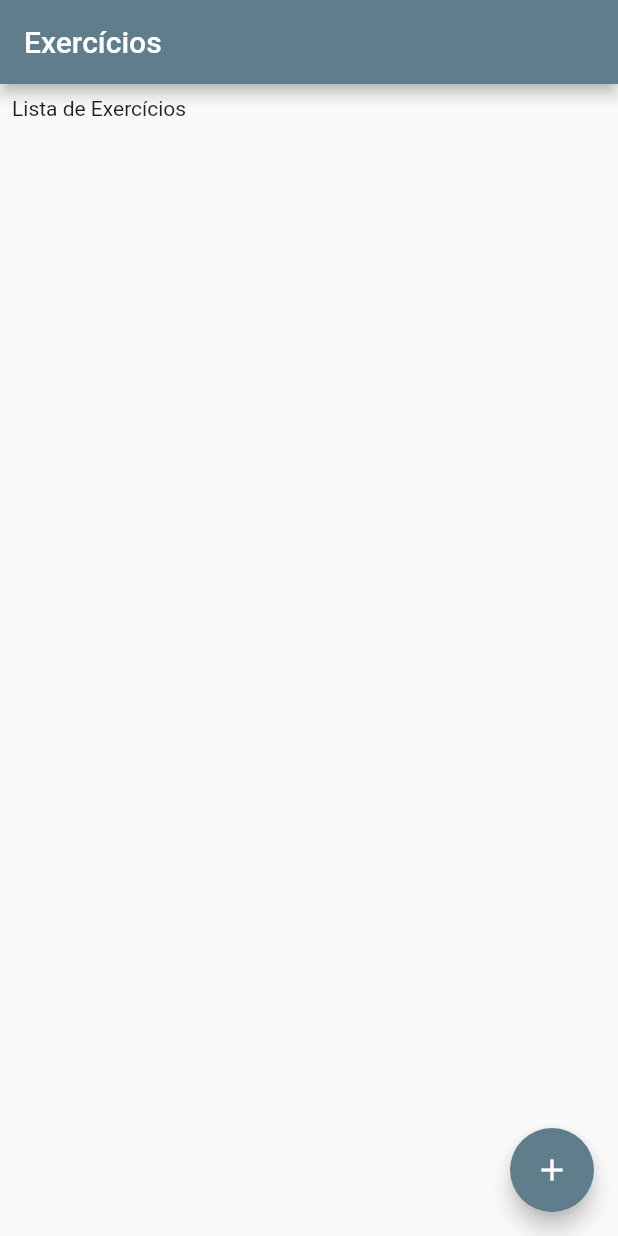
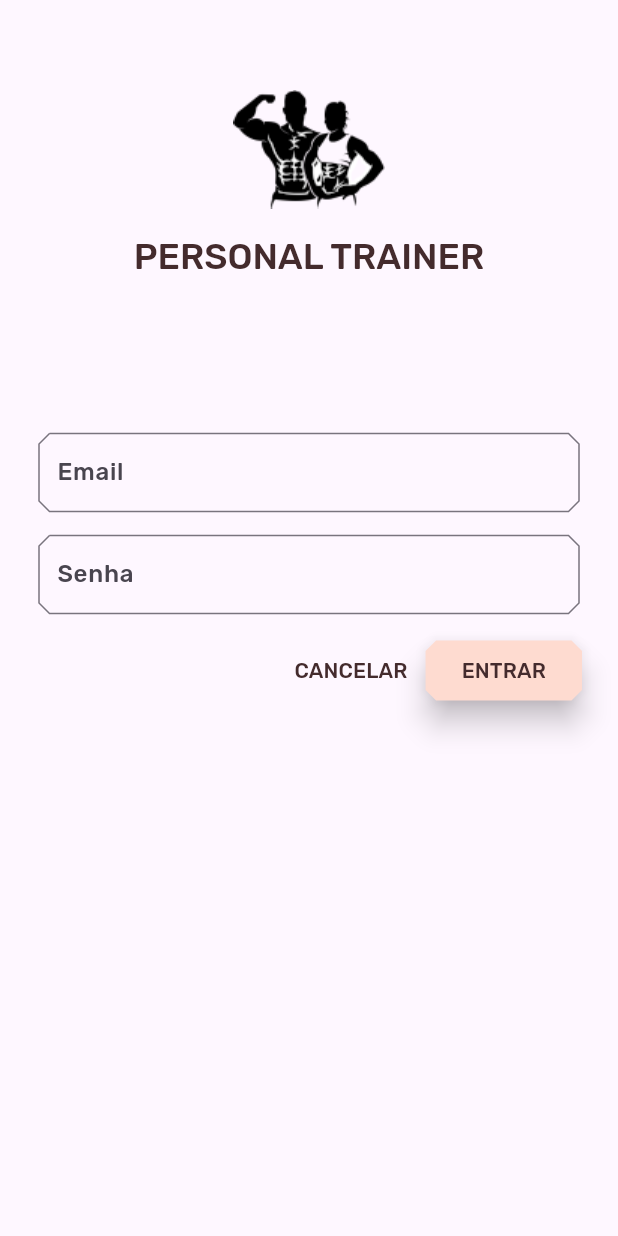
Before and after one commit to KPAlves/Software-Product-Analysis-Specification-Project-Implementation, a Flutter app: the screen it shows after launch, on a phone screen of 412 x 824 dp. Run offline on Flutter 3.47's test engine with Material 2 defaults, Android fonts, the phone set to English and light mode, and no system bars; our stand-ins replace sqflite; accounts and stored records are empty.

Commit message:
add implementations

```diff
--- a/personal_trainer/lib/main.dart
+++ b/personal_trainer/lib/main.dart
@@ -1,8 +1,7 @@
 import 'package:flutter/material.dart';
 import 'package:personal_trainer/data/database_helper.dart';
-import 'package:personal_trainer/screens/add_exercise_screen.dart';
-import 'package:personal_trainer/screens/home_screen.dart';
-
+import 'package:personal_trainer/screens/login_page_screen.dart';
+import 'package:personal_trainer/theme/personalTrainerTheme.dart';
 
 Future<void> main() async {
   WidgetsFlutterBinding.ensureInitialized();
@@ -19,12 +18,10 @@ class MainApp extends StatelessWidget {
   @override
   Widget build(BuildContext context) {
     return MaterialApp(
-      title: 'Personal trainer',
+      title: 'Personal Trainer',
       debugShowCheckedModeBanner: false,
-      theme: ThemeData(
-        primarySwatch: Colors.blueGrey,
-      ),
-      home: const AddExerciseScreen(),
+      theme: PersonalTrainerTheme().buildPersonalTrainerTheme(),
+      home: const LoginPageScreen(),
     );
   }
 }
--- a/personal_trainer/lib/screens/add_exercise_screen.dart
+++ b/personal_trainer/lib/screens/exercise_screen.dart
@@ -10,14 +10,14 @@ import 'package:personal_trainer/data/exercise_model.dart';
 List<String> _list = <String>['abdominal', 'esteira', 'flexao', 'isometria', 'supino_inclinado', 'supino_reto', 'supino_reto_maquina', 'triceps_banco_sentado', 'triceps_banco', 'triceps_martelo_deitado', 'triceps_mergulho', 'triceps_polia'];
 
 
-class AddExerciseScreen extends StatefulWidget {
-  const AddExerciseScreen({super.key});
+class ExerciseScreen extends StatefulWidget {
+  const ExerciseScreen({super.key});
 
   @override
-  State<AddExerciseScreen> createState() => _AddExerciseScreenState();
+  State<ExerciseScreen> createState() => _ExerciseScreenState();
 }
 
-class _AddExerciseScreenState extends State<AddExerciseScreen> {
+class _ExerciseScreenState extends State<ExerciseScreen> {
 
   final TextEditingController name = TextEditingController();
   final TextEditingController description = TextEditingController();
--- a/personal_trainer/lib/screens/home_screen.dart
+++ b/personal_trainer/lib/screens/home_screen.dart
@@ -3,7 +3,7 @@ import 'dart:async';
 import 'package:flutter/material.dart';
 import 'package:personal_trainer/data/user_dao.dart';
 import 'package:personal_trainer/data/user_model.dart';
-import 'package:personal_trainer/screens/add_user_screen.dart';
+import 'package:personal_trainer/screens/user_screen.dart';
 
 class HomeScreen extends StatefulWidget {
   const HomeScreen({super.key});
@@ -40,7 +40,7 @@ class _HomeScreenState extends State<HomeScreen> {
         onPressed: () {
           Navigator.push(
             context,
-            MaterialPageRoute(builder: (context) => const AddUserScreen()),
+            MaterialPageRoute(builder: (context) => const UserScreen()),
           ).then((result) {
               // Quando um usuário é adicionado, recarregue a lista de usuários.
               userDao.getUsers().then((users) {
--- /dev/null
+++ b/personal_trainer/lib/screens/login_page_screen.dart
@@ -0,0 +1,134 @@
+import 'package:flutter/material.dart';
+import 'package:personal_trainer/screens/exercise_screen.dart';
+import 'package:personal_trainer/screens/home_screen.dart';
+import 'package:personal_trainer/theme/colors.dart';
+
+final _emailController = TextEditingController();
+final _passwordController = TextEditingController();
+
+class LoginPageScreen extends StatefulWidget {
+  const LoginPageScreen({super.key});
+
+  @override
+  State<LoginPageScreen> createState() => _LoginPageScreenState();
+}
+
+class _LoginPageScreenState extends State<LoginPageScreen> {
+
+  @override
+  Widget build(BuildContext context) {
+    return Scaffold(
+      body: SafeArea(
+        child: ListView(
+          padding: const EdgeInsets.symmetric(horizontal: 24.0),
+          children: const [
+            SizedBox(height: 60.0),
+            _PersonalTrainerLogo(),
+            SizedBox(height: 100.0),
+            _EmailTextField(),
+            SizedBox(height: 12.0),
+            _PasswordTextField(),
+            SizedBox(height: 12.0),
+            _CancelAndNextButtons(),
+          ],
+        ),
+      ),
+    );
+  }
+}
+
+class _PersonalTrainerLogo extends StatelessWidget {
+  const _PersonalTrainerLogo();
+
+  @override
+  Widget build(BuildContext context) {
+    return Column(
+      children: [
+        Image.asset('assets/images/logo_min.png'),
+        const SizedBox(height: 16),
+        Text(
+         'PERSONAL TRAINER',
+          style: Theme.of(context).textTheme.headlineSmall,
+        ),
+      ],
+    );
+  }
+}
+
+class _EmailTextField extends StatelessWidget {
+  const _EmailTextField();
+
+  @override
+  Widget build(BuildContext context) {
+
+    return TextField(
+      controller: _emailController,
+      textInputAction: TextInputAction.next,
+      decoration: const InputDecoration(
+        labelText: "Email",
+      ),
+    );
+  }
+}
+
+class _PasswordTextField extends StatelessWidget {
+  const _PasswordTextField();
+
+  @override
+  Widget build(BuildContext context) {
+
+
+    return TextField(
+      controller: _passwordController,
+      textInputAction: TextInputAction.done,
+      obscureText: true,
+      decoration: const InputDecoration(
+        labelText: "Senha",
+      ),
+    );
+  }
+}
+
+class _CancelAndNextButtons extends StatelessWidget {
+  const _CancelAndNextButtons();
+
+  @override
+  Widget build(BuildContext context) {
+
+    return OverflowBar(
+      alignment: MainAxisAlignment.end,
+      children: [
+        TextButton(
+          style: TextButton.styleFrom(
+            foregroundColor: brown900,
+            shape: const BeveledRectangleBorder(
+              borderRadius: BorderRadius.all(Radius.circular(7.0)),
+            ),
+          ),
+          onPressed: () {
+            _emailController.clear();
+            _passwordController.clear();
+          },
+          child: const Text('CANCELAR'),
+        ),
+        ElevatedButton(
+          style: ElevatedButton.styleFrom(
+            foregroundColor: brown900,
+            backgroundColor: pink100,
+            elevation: 8.0,
+            shape: const BeveledRectangleBorder(
+              borderRadius: BorderRadius.all(Radius.circular(7.0)),
+            ),
+          ),
+          onPressed: () {
+            Navigator.push(
+              context,
+              MaterialPageRoute(builder: (context) => const HomeScreen()),
+            );
+          },
+          child: const Text('ENTRAR'),
+        ),
+      ],
+    );
+  }
+}
--- a/personal_trainer/lib/screens/add_user_screen.dart
+++ b/personal_trainer/lib/screens/user_screen.dart
@@ -4,8 +4,8 @@ import 'package:personal_trainer/data/database_helper.dart';
 import 'package:personal_trainer/data/user_dao.dart';
 import 'package:personal_trainer/data/user_model.dart';
 
-class AddUserScreen extends StatelessWidget {
-  const AddUserScreen({super.key});
+class UserScreen extends StatelessWidget {
+  const UserScreen({super.key});
 
   @override
   Widget build(BuildContext context) {
--- /dev/null
+++ b/personal_trainer/lib/theme/colors.dart
@@ -0,0 +1,14 @@
+import 'package:flutter/material.dart';
+
+const Color pink50 = Color(0xFFFEEAE6);
+const Color pink100 = Color(0xFFFEDBD0);
+const Color pink300 = Color(0xFFFBB8AC);
+const Color pink400 = Color(0xFFEAA4A4);
+
+const Color brown900 = Color(0xFF442B2D);
+const Color brown600 = Color(0xFF7D4F52);
+
+const Color errorRed = Color(0xFFC5032B);
+
+const Color surfaceWhite = Color(0xFFFFFBFA);
+const Color backgroundWhite = Colors.white;
--- /dev/null
+++ b/personal_trainer/lib/theme/cut_corners_border.dart
@@ -0,0 +1,124 @@
+// Copyright 2019 The Flutter team. All rights reserved.
+// Use of this source code is governed by a BSD-style license that can be
+// found in the LICENSE file.
+
+import 'dart:ui' show lerpDouble;
+
+import 'package:flutter/material.dart';
+
+class CutCornersBorder extends OutlineInputBorder {
+  const CutCornersBorder({
+    super.borderSide,
+    super.borderRadius = const BorderRadius.all(Radius.circular(2)),
+    this.cut = 7,
+    super.gapPadding = 2,
+  });
+
+  @override
+  CutCornersBorder copyWith({
+    BorderSide? borderSide,
+    BorderRadius? borderRadius,
+    double? gapPadding,
+    double? cut,
+  }) {
+    return CutCornersBorder(
+      borderSide: borderSide ?? this.borderSide,
+      borderRadius: borderRadius ?? this.borderRadius,
+      gapPadding: gapPadding ?? this.gapPadding,
+      cut: cut ?? this.cut,
+    );
+  }
+
+  final double cut;
+
+  @override
+  ShapeBorder? lerpFrom(ShapeBorder? a, double t) {
+    if (a is CutCornersBorder) {
+      final outline = a;
+      return CutCornersBorder(
+        borderRadius: BorderRadius.lerp(outline.borderRadius, borderRadius, t)!,
+        borderSide: BorderSide.lerp(outline.borderSide, borderSide, t),
+        cut: cut,
+        gapPadding: outline.gapPadding,
+      );
+    }
+    return super.lerpFrom(a, t);
+  }
+
+  @override
+  ShapeBorder? lerpTo(ShapeBorder? b, double t) {
+    if (b is CutCornersBorder) {
+      final outline = b;
+      return CutCornersBorder(
+        borderRadius: BorderRadius.lerp(borderRadius, outline.borderRadius, t)!,
+        borderSide: BorderSide.lerp(borderSide, outline.borderSide, t),
+        cut: cut,
+        gapPadding: outline.gapPadding,
+      );
+    }
+    return super.lerpTo(b, t);
+  }
+
+  Path _notchedCornerPath(Rect center, [double start = 0, double extent = 0]) {
+    final path = Path();
+    if (start > 0 || extent > 0) {
+      path.relativeMoveTo(extent + start, center.top);
+      _notchedSidesAndBottom(center, path);
+      path
+        ..lineTo(center.left + cut, center.top)
+        ..lineTo(start, center.top);
+    } else {
+      path.moveTo(center.left + cut, center.top);
+      _notchedSidesAndBottom(center, path);
+      path.lineTo(center.left + cut, center.top);
+    }
+    return path;
+  }
+
+  Path _notchedSidesAndBottom(Rect center, Path path) {
+    return path
+      ..lineTo(center.right - cut, center.top)
+      ..lineTo(center.right, center.top + cut)
+      ..lineTo(center.right, center.top + center.height - cut)
+      ..lineTo(center.right - cut, center.top + center.height)
+      ..lineTo(center.left + cut, center.top + center.height)
+      ..lineTo(center.left, center.top + center.height - cut)
+      ..lineTo(center.left, center.top + cut);
+  }
+
+  @override
+  void paint(
+    Canvas canvas,
+    Rect rect, {
+    double? gapStart,
+    double gapExtent = 0,
+    double gapPercentage = 0,
+    TextDirection? textDirection,
+  }) {
+    assert(gapPercentage >= 0 && gapPercentage <= 1);
+
+    final paint = borderSide.toPaint();
+    final outer = borderRadius.toRRect(rect);
+    if (gapStart == null || gapExtent <= 0 || gapPercentage == 0) {
+      canvas.drawPath(_notchedCornerPath(outer.middleRect), paint);
+    } else {
+      final extent = lerpDouble(0.0, gapExtent + gapPadding * 2, gapPercentage);
+      switch (textDirection!) {
+        case TextDirection.rtl:
+          {
+            final path = _notchedCornerPath(
+                outer.middleRect, gapStart + gapPadding - extent!, extent);
+            canvas.drawPath(path, paint);
+            break;
+          }
+        case TextDirection.ltr:
+          {
+            final path = _notchedCornerPath(
+                outer.middleRect, gapStart - gapPadding, extent!);
+            canvas.drawPath(path, paint);
+            break;
+          }
+      }
+    }
+  }
+}
--- /dev/null
+++ b/personal_trainer/lib/theme/personalTrainerTheme.dart
@@ -0,0 +1,64 @@
+import 'package:flutter/material.dart';
+import 'package:personal_trainer/theme/colors.dart';
+import 'package:personal_trainer/theme/cut_corners_border.dart';
+
+class PersonalTrainerTheme {
+
+    buildPersonalTrainerTheme() {
+    final ThemeData base = ThemeData.light(useMaterial3: true);
+
+    return base.copyWith(
+      colorScheme: base.colorScheme.copyWith(
+        primary: pink100,
+        onPrimary: brown900,
+        secondary: brown900,
+        error: errorRed,
+      ),
+      textTheme: _buildTextTheme(base.textTheme),
+      textSelectionTheme: const TextSelectionThemeData(
+        selectionColor: pink100,
+      ),
+      appBarTheme: const AppBarTheme(
+        foregroundColor: brown900,
+        backgroundColor: pink100,
+      ),
+      inputDecorationTheme: const InputDecorationTheme(
+        border: CutCornersBorder(),
+        focusedBorder: CutCornersBorder(
+          borderSide: BorderSide(
+            width: 2.0,
+            color: brown900,
+          ),
+        ),
+        floatingLabelStyle: TextStyle(
+          color: brown900,
+        ),
+      ),
+    );
+  }
+
+  TextTheme _buildTextTheme(TextTheme base) {
+    return base
+        .copyWith(
+          headlineSmall: base.headlineSmall!.copyWith(
+            fontWeight: FontWeight.w500,
+          ),
+          titleLarge: base.titleLarge!.copyWith(
+            fontSize: 18.0,
+          ),
+          bodySmall: base.bodySmall!.copyWith(
+            fontWeight: FontWeight.w400,
+            fontSize: 14.0,
+          ),
+          bodyLarge: base.bodyLarge!.copyWith(
+            fontWeight: FontWeight.w500,
+            fontSize: 16.0,
+          ),
+        )
+        .apply(
+          fontFamily: 'Rubik',
+          displayColor: brown900,
+          bodyColor: brown900,
+        );
+  }
+}
```
Also changed, not shown: personal_trainer/lib/screens/access_profile_screen.dart (added, +266 -0 lines), personal_trainer/pubspec.yaml (+7 -1 lines), personal_trainer/assets/images/logo.png (added), personal_trainer/assets/images/logo1.png (added), personal_trainer/assets/images/logo2.png (added), personal_trainer/assets/images/logo3.png (added), personal_trainer/assets/images/logo_min.png (added), personal_trainer/fonts/Rubik-Medium.ttf (added), personal_trainer/fonts/Rubik-Regular.ttf (added), personal_trainer/pubspec.lock, 1 other file.
